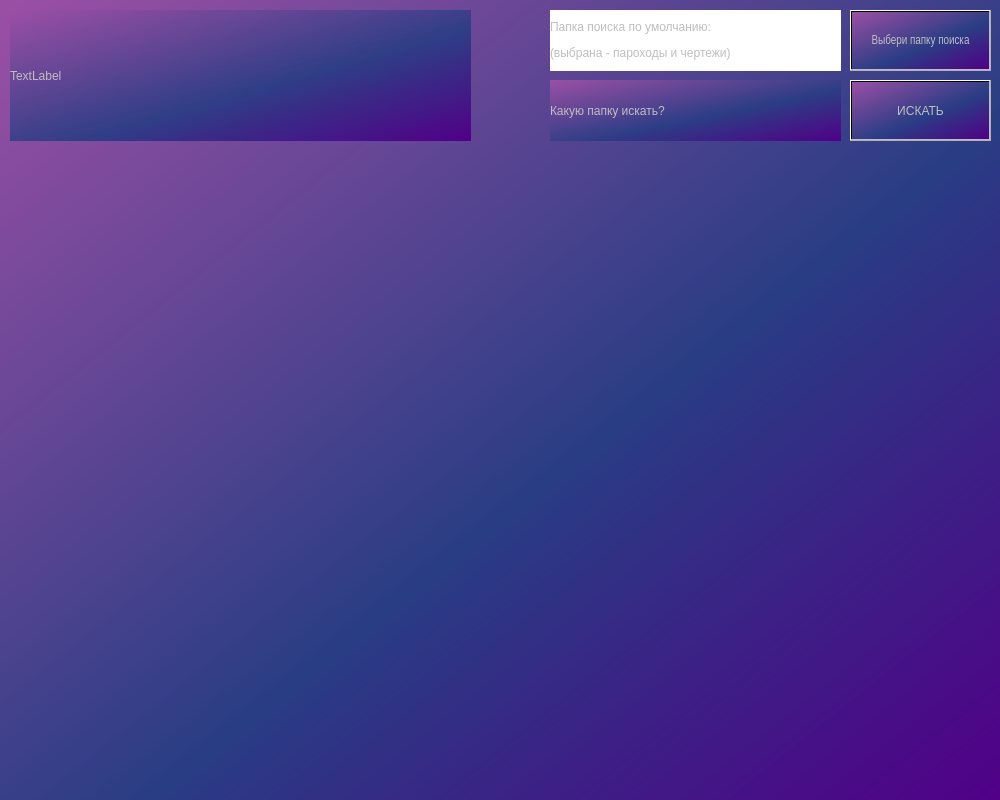
Before: the Qt Designer form QTD6.ui in KAZIMICH/adomat_serch_path, drawn with Qt 5.
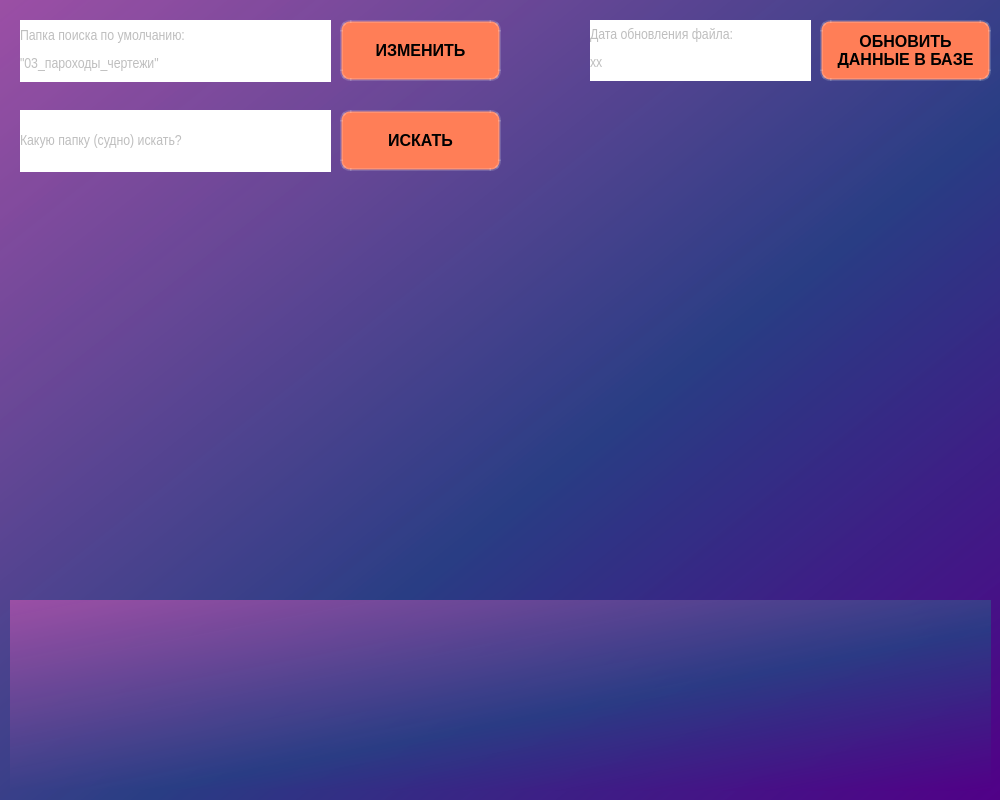
After: the same form once the commit is applied. Icons and pictures are not drawn.

Diff of the .ui file:
```diff
--- a/QTD6.ui
+++ b/QTD6.ui
@@ -46,78 +46,189 @@
   <property name="styleSheet">
    <string notr="true">background-color: qlineargradient(spread:pad, x1:1, y1:1, x2:0, y2:0, stop:0 rgba(81, 0, 135, 255), stop:0.427447 rgba(41, 61, 132, 235), stop:1 rgba(155, 79, 165, 255))</string>
   </property>
+  <property name="iconSize">
+   <size>
+    <width>40</width>
+    <height>40</height>
+   </size>
+  </property>
   <widget class="QWidget" name="centralwidget">
-   <widget class="QLabel" name="description">
+   <widget class="QPushButton" name="refresh_data">
     <property name="geometry">
      <rect>
-      <x>10</x>
-      <y>10</y>
-      <width>461</width>
-      <height>131</height>
+      <x>820</x>
+      <y>20</y>
+      <width>171</width>
+      <height>61</height>
      </rect>
     </property>
+    <property name="font">
+     <font>
+      <pointsize>12</pointsize>
+      <weight>75</weight>
+      <bold>true</bold>
+     </font>
+    </property>
+    <property name="styleSheet">
+     <string notr="true">color: rgb(0, 0, 0);
+font-weight: bold;
+font-size: 12pt;
+background-color:rgb(255, 126, 87);
+border: 3px solid rgba(255,255,255,40);
+border-radius: 10px;</string>
+    </property>
     <property name="text">
-     <string>TextLabel</string>
+     <string>ОБНОВИТЬ 
+ДАННЫЕ В БАЗЕ</string>
     </property>
    </widget>
-   <widget class="QPushButton" name="change_button">
+   <widget class="QLabel" name="time_save">
     <property name="geometry">
      <rect>
-      <x>850</x>
-      <y>10</y>
-      <width>141</width>
+      <x>590</x>
+      <y>20</y>
+      <width>221</width>
       <height>61</height>
      </rect>
     </property>
-    <property name="font">
-     <font>
-      <family>Arial Narrow</family>
-     </font>
+    <property name="styleSheet">
+     <string notr="true">background-color: white;
+font-family: arial narrow;
+font-size: 11pt;</string>
     </property>
     <property name="text">
-     <string>Выбери папку поиска</string>
+     <string>&lt;html&gt;&lt;head/&gt;&lt;body&gt;&lt;p&gt;Дата обновления файла:&lt;/p&gt;&lt;p&gt;хх&lt;/p&gt;&lt;/body&gt;&lt;/html&gt;</string>
     </property>
+    <property name="margin">
+     <number>5</number>
+    </property>
    </widget>
    <widget class="QPushButton" name="serch_button">
     <property name="geometry">
      <rect>
-      <x>850</x>
-      <y>80</y>
-      <width>141</width>
+      <x>340</x>
+      <y>110</y>
+      <width>161</width>
       <height>61</height>
      </rect>
     </property>
+    <property name="font">
+     <font>
+      <pointsize>12</pointsize>
+      <weight>75</weight>
+      <bold>true</bold>
+     </font>
+    </property>
+    <property name="styleSheet">
+     <string notr="true">color: rgb(0, 0, 0);
+font-weight: bold;
+font-size: 12pt;
+background-color:rgb(255, 126, 87);
+border: 3px solid rgba(255,255,255,40);
+border-radius: 10px;</string>
+    </property>
     <property name="text">
      <string>ИСКАТЬ</string>
     </property>
+    <property name="icon">
+     <iconset resource="res-rc.qrc">
+      <normaloff>:/icon/icons/search_FILL0_wght400_GRAD0_opsz40.svg</normaloff>:/icon/icons/search_FILL0_wght400_GRAD0_opsz40.svg</iconset>
+    </property>
+    <property name="iconSize">
+     <size>
+      <width>32</width>
+      <height>32</height>
+     </size>
+    </property>
+   </widget>
+   <widget class="QPushButton" name="change_folder">
+    <property name="geometry">
+     <rect>
+      <x>340</x>
+      <y>20</y>
+      <width>161</width>
+      <height>61</height>
+     </rect>
+    </property>
+    <property name="font">
+     <font>
+      <pointsize>12</pointsize>
+      <weight>75</weight>
+      <bold>true</bold>
+     </font>
+    </property>
+    <property name="styleSheet">
+     <string notr="true">color: rgb(0, 0, 0);
+font-weight: bold;
+font-size: 12pt;
+background-color:rgb(255, 126, 87);
+border: 3px solid rgba(255,255,255,40);
+border-radius: 10px;</string>
+    </property>
+    <property name="text">
+     <string>ИЗМЕНИТЬ</string>
+    </property>
+    <property name="icon">
+     <iconset resource="res-rc.qrc">
+      <normaloff>:/icon/icons/folder_FILL0_wght400_GRAD0_opsz40.svg</normaloff>:/icon/icons/folder_FILL0_wght400_GRAD0_opsz40.svg</iconset>
+    </property>
+    <property name="iconSize">
+     <size>
+      <width>32</width>
+      <height>32</height>
+     </size>
+    </property>
    </widget>
    <widget class="QLabel" name="find_folder">
     <property name="geometry">
      <rect>
-      <x>550</x>
-      <y>80</y>
-      <width>291</width>
-      <height>61</height>
+      <x>20</x>
+      <y>110</y>
+      <width>311</width>
+      <height>62</height>
      </rect>
     </property>
+    <property name="styleSheet">
+     <string notr="true">background-color: white;
+font-family: arial narrow;
+font-size: 11pt;</string>
+    </property>
     <property name="text">
-     <string>Какую папку искать?</string>
+     <string>Какую папку (судно) искать?</string>
     </property>
    </widget>
    <widget class="QLabel" name="target_path_text">
     <property name="geometry">
      <rect>
-      <x>550</x>
-      <y>10</y>
-      <width>291</width>
-      <height>61</height>
+      <x>20</x>
+      <y>20</y>
+      <width>311</width>
+      <height>62</height>
      </rect>
     </property>
     <property name="styleSheet">
-     <string notr="true">background-color: white;</string>
+     <string notr="true">background-color: white;
+font-family: arial narrow;
+font-size: 11pt;</string>
     </property>
     <property name="text">
-     <string>&lt;html&gt;&lt;head/&gt;&lt;body&gt;&lt;p&gt;Папка поиска по умолчанию:&lt;/p&gt;&lt;p&gt;(выбрана - пароходы и чертежи)&lt;/p&gt;&lt;/body&gt;&lt;/html&gt;</string>
+     <string>&lt;html&gt;&lt;head/&gt;&lt;body&gt;&lt;p&gt;Папка поиска по умолчанию:&lt;/p&gt;&lt;p&gt;&amp;quot;03_пароходы_чертежи&amp;quot;&lt;/p&gt;&lt;/body&gt;&lt;/html&gt;</string>
+    </property>
+    <property name="margin">
+     <number>5</number>
+    </property>
+   </widget>
+   <widget class="QLabel" name="label">
+    <property name="geometry">
+     <rect>
+      <x>10</x>
+      <y>600</y>
+      <width>981</width>
+      <height>191</height>
+     </rect>
+    </property>
+    <property name="text">
+     <string/>
     </property>
    </widget>
   </widget>
```
Left out of the diff: 9 changed lines with no effect on the pictures.
